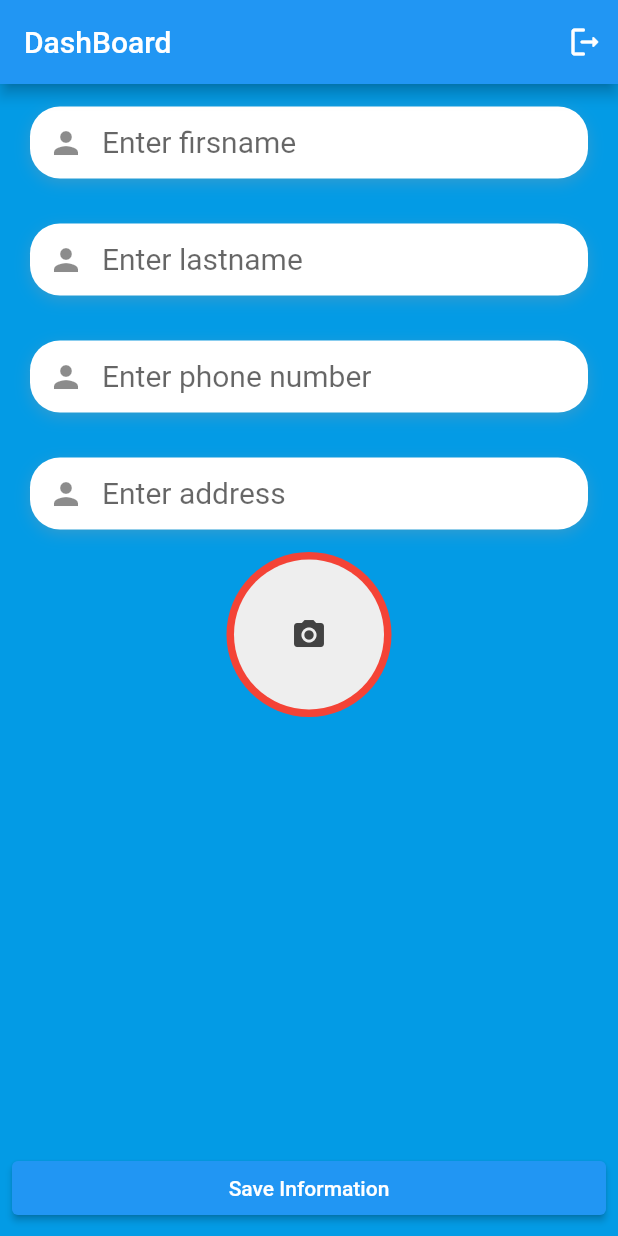
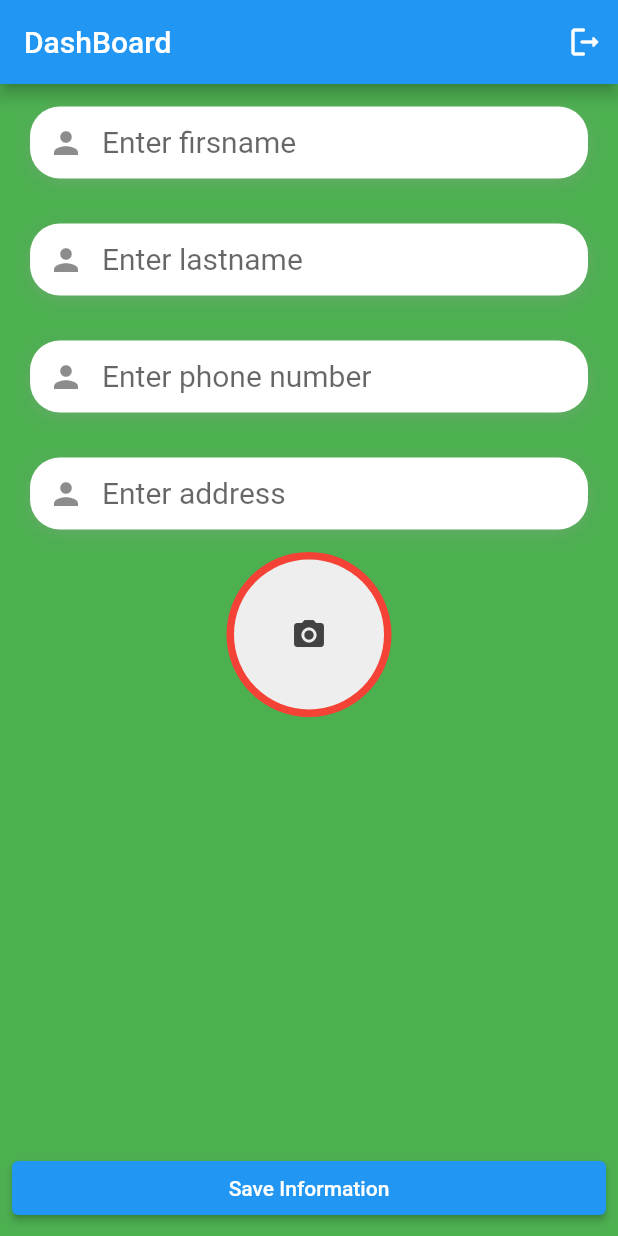
Before and after one commit to Savdancode/Flutter-Authentication, a Flutter app: the DashBoardPage screen opened directly, on a phone screen of 412 x 824 dp. Run offline on Flutter 3.47's test engine with Material 2 defaults, Android fonts, the light colour scheme and no system bars; our stand-ins replace cloud_firestore, firebase_auth, firebase_core, firebase_storage, image_picker; accounts and stored records are empty.

Commit message:
Update homeScreen.dart

```diff
--- a/lib/Screens/homeScreen.dart
+++ b/lib/Screens/homeScreen.dart
@@ -159,8 +159,8 @@ class _DashBoardPageState extends State<DashBoardPage> {
   Widget build(BuildContext context) {
     return Scaffold(
       //Hello
-      backgroundColor: Colors.lightBlue[600],
-      appBar: AppBar(
+      backgroundColor: Colors.green,
+   appBar: AppBar(
         title: Text('DashBoard'),
         actions: [
           InkWell(
```
